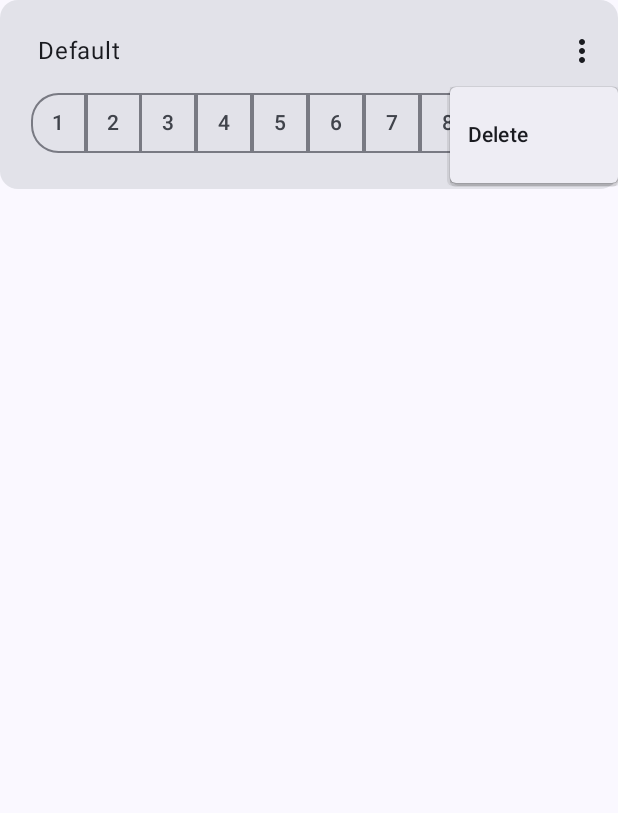
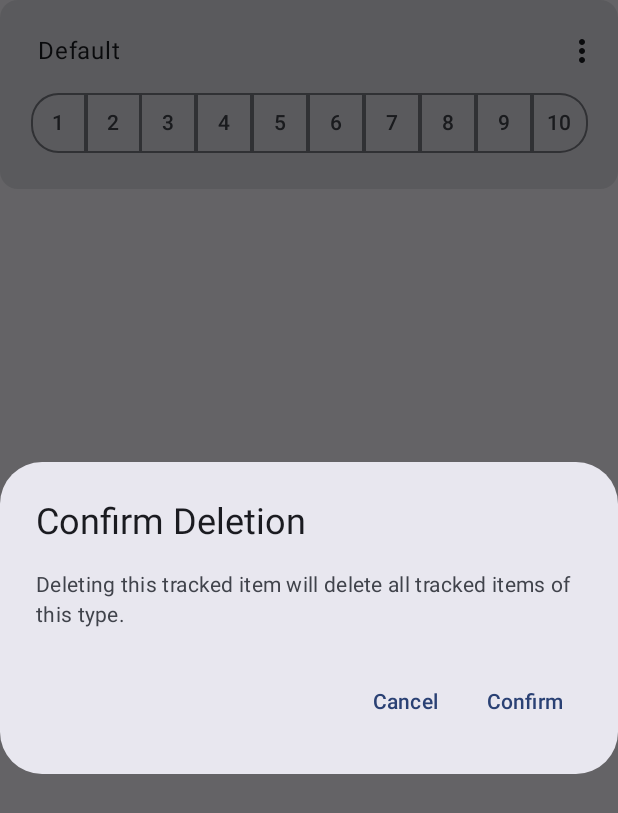
Before and after one commit to seamuslowry/pain-tracker, an Android app built with Jetpack Compose: the composable ItemEntry shown on its own in the app's theme, after a tap on "Tracker Options", on a phone screen of 412 x 824 dp. Shown: the top 813 px of the screen. Run offline under Robolectric (Android 15) with nearby library versions, the phone set to English and light mode, and no system bars; our stand-ins replace Room's generated code; libraries missing offline, so code that uses them is left out: com.google.accompanist.placeholder; 2 statements that could not run were skipped.

Commit message:
confirm deletion

```diff
--- a/app/src/main/java/seamuslowry/paintracker/ui/screens/entry/EntryScreen.kt
+++ b/app/src/main/java/seamuslowry/paintracker/ui/screens/entry/EntryScreen.kt
@@ -10,6 +10,7 @@ import androidx.compose.foundation.layout.Column
 import androidx.compose.foundation.layout.Row
 import androidx.compose.foundation.layout.fillMaxWidth
 import androidx.compose.foundation.layout.padding
+import androidx.compose.foundation.layout.wrapContentSize
 import androidx.compose.foundation.lazy.LazyColumn
 import androidx.compose.foundation.lazy.items
 import androidx.compose.foundation.shape.RoundedCornerShape
@@ -17,6 +18,7 @@ import androidx.compose.material.icons.Icons
 import androidx.compose.material.icons.filled.Build
 import androidx.compose.material.icons.filled.Delete
 import androidx.compose.material.icons.filled.MoreVert
+import androidx.compose.material3.AlertDialog
 import androidx.compose.material3.Button
 import androidx.compose.material3.ButtonDefaults
 import androidx.compose.material3.Card
@@ -115,8 +117,42 @@ fun ItemEntry(
     onDelete: (itemConfiguration: ItemConfiguration) -> Unit = {},
 ) {
     var menuExpanded by remember { mutableStateOf(false) }
+    var deleteConfirmationNeeded by remember { mutableStateOf(false) }
     val item = itemWithConfiguration?.item
     val configuration = itemWithConfiguration?.configuration ?: ItemConfiguration()
+
+    if (deleteConfirmationNeeded) {
+        AlertDialog(
+            onDismissRequest = {
+                deleteConfirmationNeeded = false
+            },
+            title = {
+                Text(text = stringResource(R.string.confirm_deletion))
+            },
+            text = {
+                Text(text = stringResource(R.string.confirm_deletion_detail))
+            },
+            confirmButton = {
+                TextButton(
+                    onClick = {
+                        deleteConfirmationNeeded = false
+                        onDelete(configuration)
+                    },
+                ) {
+                    Text(stringResource(R.string.confirm))
+                }
+            },
+            dismissButton = {
+                TextButton(
+                    onClick = {
+                        deleteConfirmationNeeded = false
+                    },
+                ) {
+                    Text(stringResource(R.string.cancel))
+                }
+            },
+        )
+    }
 
     Card(
         modifier = modifier
@@ -133,8 +169,11 @@ fun ItemEntry(
             modifier = Modifier.fillMaxWidth().padding(start = 25.dp, top = 10.dp),
         ) {
             Text(text = configuration.name.ifEmpty { stringResource(R.string.default_name) })
-            Box {
-                IconButton(onClick = { menuExpanded = true }) {
+            Box(modifier = Modifier.wrapContentSize(Alignment.TopStart)) {
+                IconButton(onClick = {
+                    deleteConfirmationNeeded = true
+                    menuExpanded = false
+                }) {
                     Icon(
                         Icons.Filled.MoreVert,
                         contentDescription = stringResource(R.string.tracker_options),
--- a/app/src/main/res/values/strings.xml
+++ b/app/src/main/res/values/strings.xml
@@ -14,4 +14,8 @@
     <string name="tracker_options">Tracker Options</string>
     <string name="default_name">Default</string>
     <string name="delete">Delete</string>
+    <string name="confirm_deletion">Confirm Deletion</string>
+    <string name="confirm_deletion_detail">Deleting this tracked item will delete all tracked items of this type.</string>
+    <string name="confirm">Confirm</string>
+    <string name="cancel">Cancel</string>
 </resources>
```
